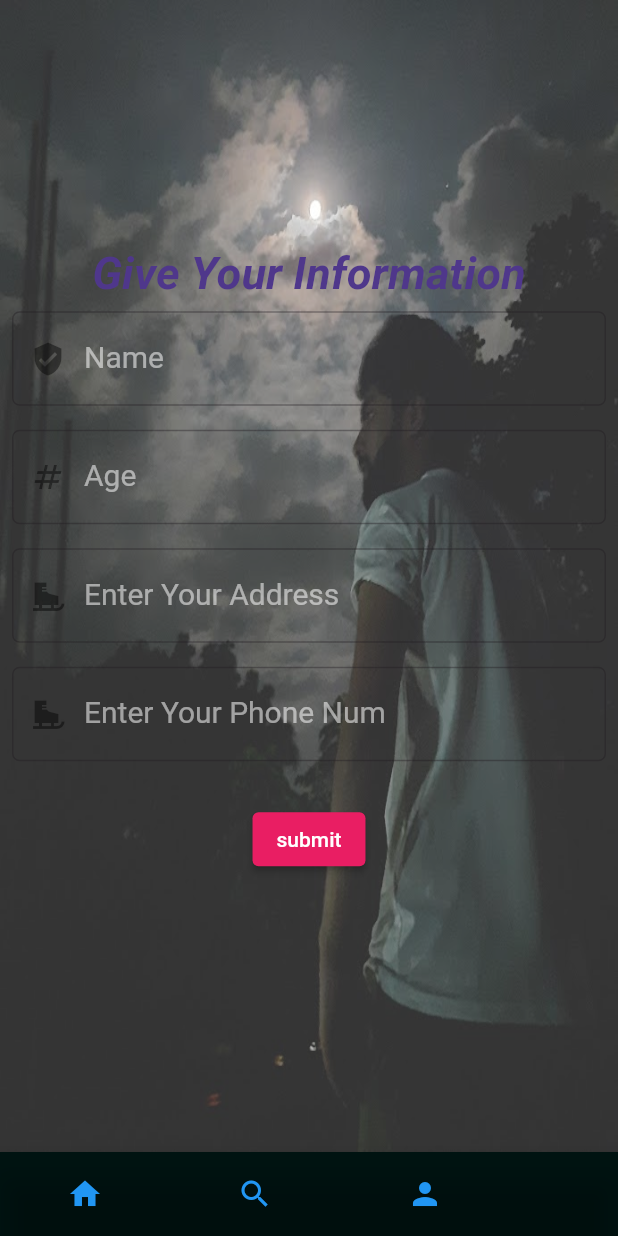
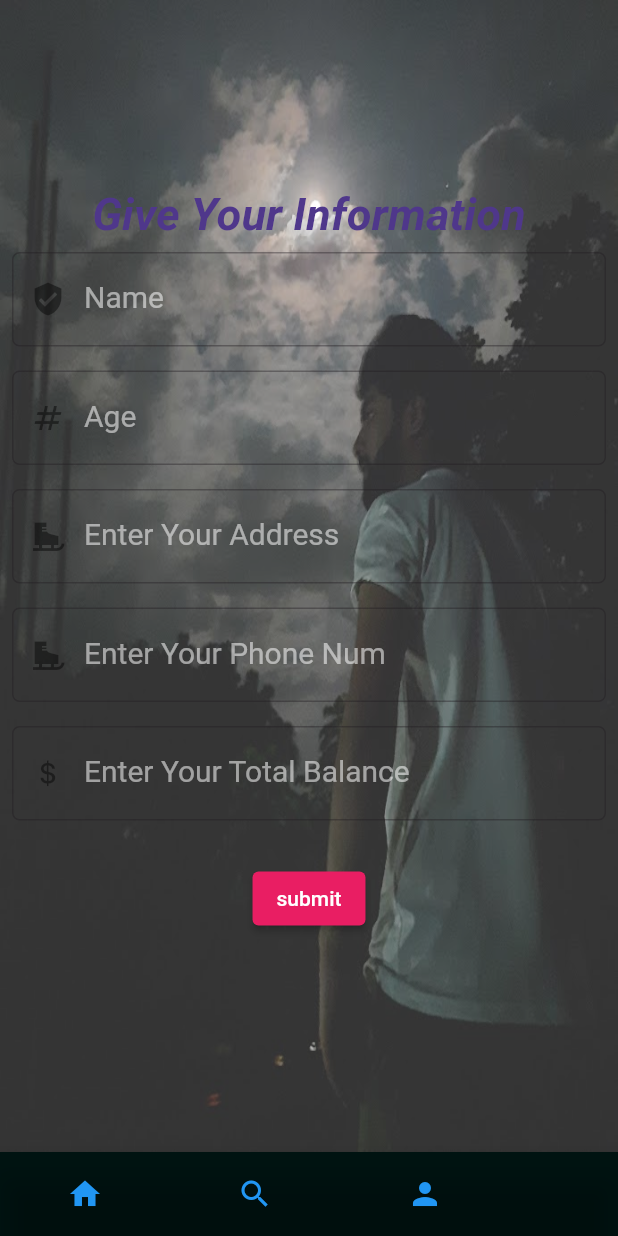
Before and after one commit to mamunZcode/firebase_dashboard, a Flutter app: the screen it shows once a user with an empty profile is signed in, on a phone screen of 412 x 824 dp. Run offline on Flutter 3.47's test engine with Material 2 defaults, Android fonts, the phone set to English and light mode, and no system bars; drawn by our look-alikes of animated_bottom_navigation_bar; our stand-ins replace cloud_firestore, eva_icons_flutter, firebase_auth, firebase_core, fl_chart, material_symbols_icons and 1 more; accounts and stored records are empty; network calls fail.

Commit message:
amount add

```diff
--- a/lib/dashboard2/dashboard22.dart
+++ b/lib/dashboard2/dashboard22.dart
@@ -2,6 +2,7 @@ import 'package:animated_bottom_navigation_bar/animated_bottom_navigation_bar.da
 import 'package:firebase_setup/dashboard2/components/listtileCustom2.dart';
 import 'package:firebase_setup/service/firebase_auth_methods.dart';
 import 'package:firebase_setup/service/firestore_service.dart';
+import 'package:flutter/cupertino.dart';
 import 'package:flutter/material.dart';
 import 'package:flutter/services.dart';
 import 'package:material_symbols_icons/symbols.dart';
@@ -22,6 +23,7 @@ class dashboard22 extends StatefulWidget {
 class _dashboard22State extends State<dashboard22> {
 // // Backend
   TextEditingController searchContoller = TextEditingController();
+  TextEditingController amountController=TextEditingController();
   TextEditingController nameController = TextEditingController();
   TextEditingController emailController = TextEditingController();
   TextEditingController ageController = TextEditingController();
@@ -58,6 +60,7 @@ class _dashboard22State extends State<dashboard22> {
     await firestoreService.addPersonalData(currentUser.uid, {
       'address': addressController.value.text,
       'phonenum': phoneController.value.text,
+      'amount': amountController.value.text,
     });
   }
 
@@ -96,7 +99,8 @@ class _dashboard22State extends State<dashboard22> {
           // return middleScreen();
         } else {
           return PageView(
-            children:[ Row(
+            children:[
+              Row(
               mainAxisAlignment: MainAxisAlignment.start,
               children: [
                 Drawer(
@@ -260,7 +264,7 @@ class _dashboard22State extends State<dashboard22> {
                                         colors: [Colors.yellowAccent, Colors.greenAccent],
                                         transform: GradientRotation(10.0))),
                                 text: Text(
-                                  'your mail',
+                                  'Balance',
                                   overflow: TextOverflow.fade,
                                   style: TextStyle(
                                     fontSize: 24,
@@ -269,11 +273,11 @@ class _dashboard22State extends State<dashboard22> {
                                   ),
                                 ),
                                 bottomText: Text(
-                                  '${'Mamun'}' +
+                                  '${'Balance'}' +
                                       '\n'
-                                          'Name: ${['name']},' +
-                                      '\n'
-                                          'Age: ${['age']}',
+                                          'Total Balance: ${data2['amount']},' +
+                                      '\n',
+                                          // 'Age: ${['age']}',
                                   overflow: TextOverflow.fade,
                                   style: TextStyle(fontSize: 24),
                                 ),
@@ -767,6 +771,13 @@ class _dashboard22State extends State<dashboard22> {
               icon: Icon(Icons.ice_skating_sharp),
               obscureText: false,
               hintText: '017456'),
+          TextContainer(
+              nameController: amountController,
+              labelText: 'Enter Your Total Balance',
+              icon: Icon(CupertinoIcons.money_dollar),
+              obscureText: false,
+              hintText: '200\$',
+              color: Colors.white54),
           SizedBox(
             height: 20.0,
           ),
--- a/lib/main.dart
+++ b/lib/main.dart
@@ -38,7 +38,7 @@ Future main() async {
 }
 
 class MainApp extends StatelessWidget {
-  const MainApp({super.key});
+     MainApp({super.key});
 
   @override
   Widget build(BuildContext context) {
```
Also changed, not shown: lib/dashboard2/components/linechart.dart (added, +357 -0 lines).
